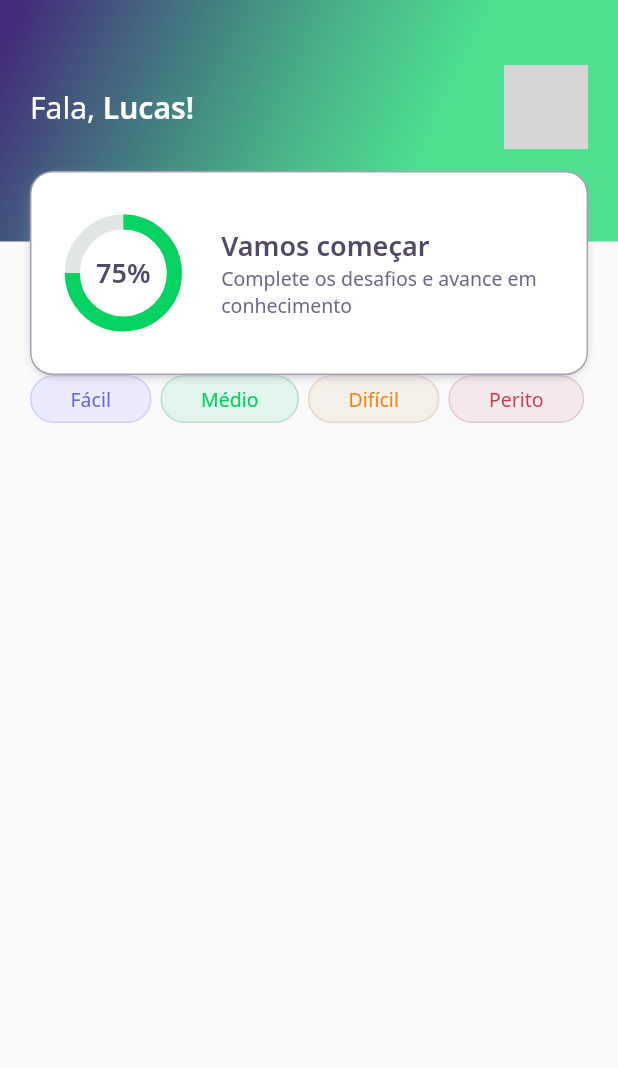
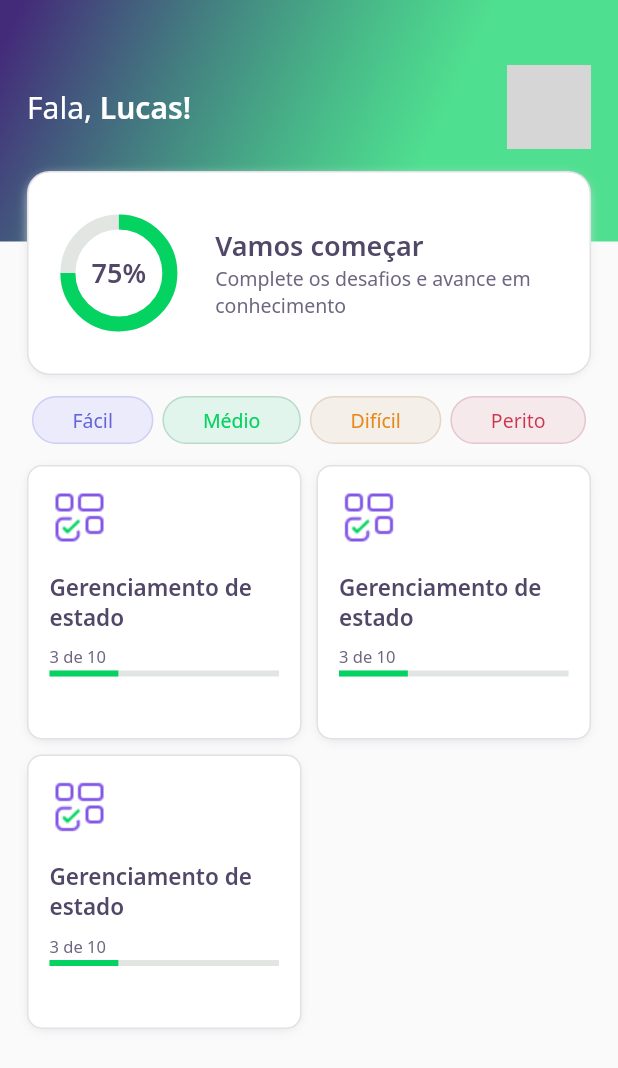
Before and after one commit to LucasHang/devquiz, a Flutter app: the screen it shows after launch, on a phone screen of 412 x 824 dp. Shown: the top 1068 px of the screen. Run offline on Flutter 3.47's test engine with Material 2 defaults, Android fonts, the phone set to English and light mode, and no system bars; our stand-ins replace google_fonts; network calls fail; grey boxes are pictures that could not be loaded.

Commit message:
feat: created quizCardWidget

```diff
--- a/lib/home/home_page.dart
+++ b/lib/home/home_page.dart
@@ -1,5 +1,6 @@
 import 'package:devquiz/home/widgets/appbar/app_bar_widget.dart';
 import 'package:devquiz/home/widgets/level_button/level_button_widget.dart';
+import 'package:devquiz/home/widgets/quiz_card/quiz_card_widget.dart';
 import 'package:flutter/material.dart';
 
 class HomePage extends StatefulWidget {
@@ -15,10 +16,14 @@ class _HomePageState extends State<HomePage> {
     return Scaffold(
       appBar: AppBarWidget(),
       body: Padding(
-        padding: const EdgeInsets.symmetric(horizontal: 20),
-        child: Wrap(
+        padding: const EdgeInsets.symmetric(horizontal: 18),
+        child: Column(
+          children: [
+            SizedBox(
+              height: 14,
+            ),
+            Wrap(
               alignment: WrapAlignment.center,
-          runAlignment: WrapAlignment.center,
               runSpacing: 6,
               spacing: 6,
               children: [
@@ -28,6 +33,23 @@ class _HomePageState extends State<HomePage> {
                 LevelButtonWidget(label: "Perito",),
               ],
             ),
+            SizedBox(
+              height: 14,
+            ),
+            Expanded(
+              child: GridView.count(
+                crossAxisCount: 2,
+                crossAxisSpacing: 10,
+                mainAxisSpacing: 10,
+                children: [
+                  QuizCardWidget(),
+                  QuizCardWidget(),
+                  QuizCardWidget(),
+                ],
+              ),
+            ),
+          ],
+        ),
       ),
     );
   }
--- a/lib/home/widgets/appbar/app_bar_widget.dart
+++ b/lib/home/widgets/appbar/app_bar_widget.dart
@@ -16,7 +16,7 @@ class AppBarWidget extends PreferredSize {
             decoration: BoxDecoration(
               gradient: AppGradients.linear
             ),
-            padding: const EdgeInsets.only(left: 20, right: 20, bottom: 18),
+            padding: const EdgeInsets.only(left: 18, right: 18, bottom: 18),
             child: Row(
               mainAxisAlignment: MainAxisAlignment.spaceBetween,
               children: [
--- /dev/null
+++ b/lib/home/widgets/quiz_card/quiz_card_widget.dart
@@ -0,0 +1,54 @@
+import 'package:devquiz/core/app_colors.dart';
+import 'package:devquiz/core/app_images.dart';
+import 'package:devquiz/core/app_text_styles.dart';
+import 'package:flutter/material.dart';
+
+class QuizCardWidget extends StatelessWidget {
+  const QuizCardWidget({Key? key}) : super(key: key);
+
+  @override
+  Widget build(BuildContext context) {
+    return Container(
+      padding: const EdgeInsets.all(14),
+      decoration: BoxDecoration(
+        border: Border.fromBorderSide(BorderSide(color: AppColors.border)),
+        borderRadius: BorderRadius.circular(10),
+        color: AppColors.white,
+        boxShadow: [
+          BoxShadow(
+            color: AppColors.border,
+            blurRadius: 6,
+            offset: Offset.fromDirection(1.6, 2.0),
+            spreadRadius: -2
+          )
+        ],
+      ),
+      child: Column(
+        crossAxisAlignment: CrossAxisAlignment.start,
+        children: [
+          Container(
+            width: 40,
+            height: 40,
+            child: Image.asset(AppImages.blocks),
+          ),
+          SizedBox(height: 16,),
+          Text(
+            "Gerenciamento de estado",
+            style: AppTextStyles.heading15
+          ),
+          SizedBox(height: 9,),
+          Text(
+            "3 de 10",
+            style: AppTextStyles.body11
+          ),
+          SizedBox(height: 2,),
+          LinearProgressIndicator(
+            value: 0.3,
+            backgroundColor: AppColors.chartSecondary,
+            valueColor: AlwaysStoppedAnimation<Color>(AppColors.chartPrimary),
+          ),
+        ],
+      ),
+    );
+  }
+}
--- a/lib/home/widgets/score_card/score_card_widget.dart
+++ b/lib/home/widgets/score_card/score_card_widget.dart
@@ -10,22 +10,22 @@ class ScoreCardWidget extends StatelessWidget {
   Widget build(BuildContext context) {
     return
     Padding(
-      padding: const EdgeInsets.symmetric(horizontal: 20),
+      padding: const EdgeInsets.symmetric(horizontal: 18),
       child: Container(
-        padding: const EdgeInsets.all(20),
+        padding: const EdgeInsets.all(18),
         height: 136,
         decoration: BoxDecoration(
           color: AppColors.white,
           borderRadius: BorderRadius.circular(15),
           border: Border.all(
-            color: AppColors.lightGrey
+            color: AppColors.border
           ),
           boxShadow: [
             BoxShadow(
-              color: AppColors.lightGrey,
+              color: AppColors.border,
               blurRadius: 6,
               offset: Offset.fromDirection(1.6, 2.0),
-              spreadRadius: -3
+              spreadRadius: -2
             )
           ]
         ),
@@ -39,7 +39,7 @@ class ScoreCardWidget extends StatelessWidget {
             Expanded(
               flex: 3,
               child: Padding(
-                padding: const EdgeInsets.only(left: 24),
+                padding: const EdgeInsets.only(left: 22),
                 child: Column(
                   mainAxisAlignment: MainAxisAlignment.center,
                   crossAxisAlignment: CrossAxisAlignment.start,
```
Lines whose indentation alone changed are shown as unchanged.
